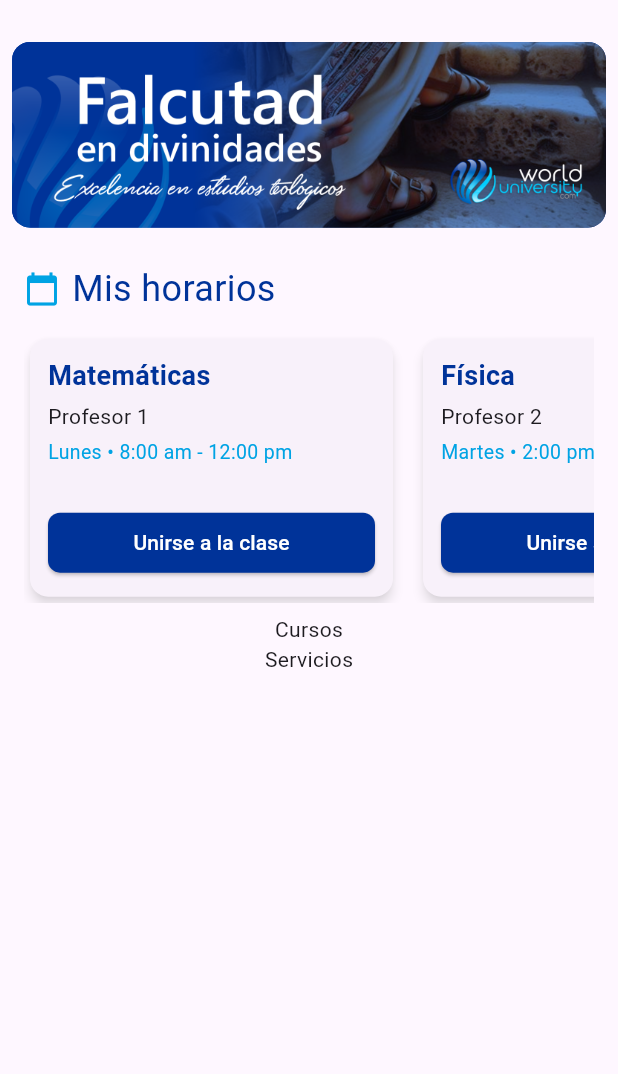
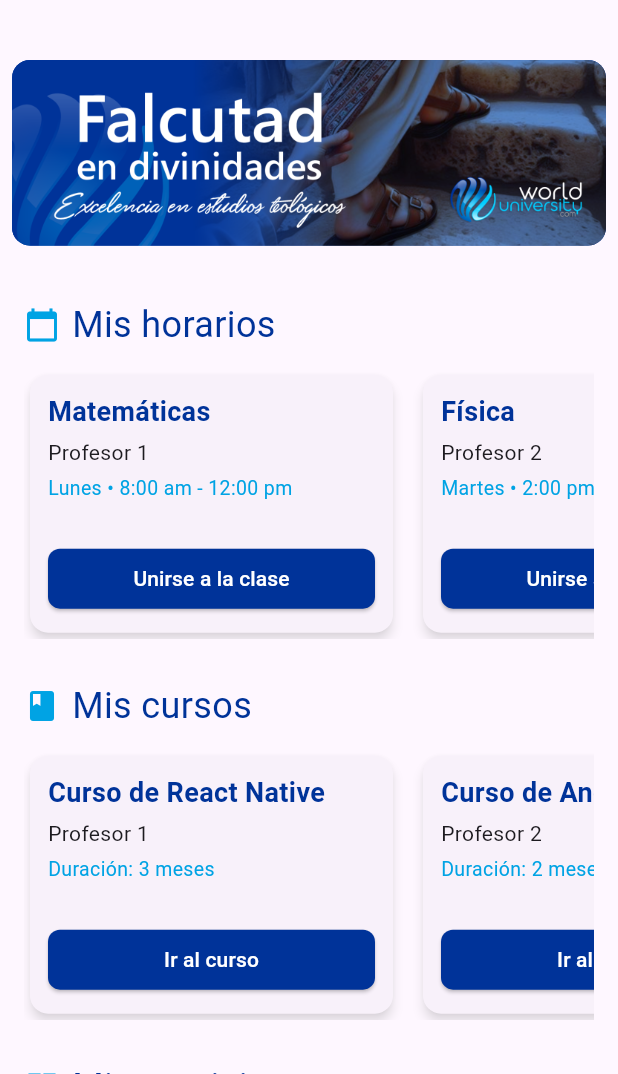
Before and after one commit to josefandino/wut-app-user, a Flutter app: the PanelScreen screen opened directly, on a phone screen of 412 x 824 dp, the part 162-1236 px from its top. Run offline on Flutter 3.47's test engine with Material 3 defaults, Android fonts, the phone set to English and light mode, and no system bars; our stand-ins replace bloc, equatable, flutter_bloc, formz, go_router.

Commit message:
Cretae services

```diff
--- a/lib/screens/panel/panel.dart
+++ b/lib/screens/panel/panel.dart
@@ -19,15 +19,22 @@ class _PanelScreenState extends State<PanelScreen> {
         backgroundColor: appColorScheme.primary,
         foregroundColor: appColorScheme.surfaceContainerHighest,
       ),
-      body: SingleChildScrollView(
+      body: SafeArea(
+        child: SingleChildScrollView(
           child: Column(
             children: [
               HeaderPanel(),
+              const SizedBox(height: 12),
               BannerPanel(),
+              const SizedBox(height: 12),
               SchedulePanel(),
+              const SizedBox(height: 12),
               CoursesPanel(),
+              const SizedBox(height: 12),
               ServicesPanel(),
+              const SizedBox(height: 12),
             ],
+          ),
         ),
       ),
     );
--- a/lib/widgets/panel/courses_courses.dart
+++ /dev/null
@@ -1,10 +0,0 @@
-import 'package:flutter/material.dart';
-
-class CoursesPanel extends StatelessWidget {
-  const CoursesPanel({super.key});
-
-  @override
-  Widget build(BuildContext context) {
-    return Container(child: Column(children: [Text('Cursos')]));
-  }
-}
--- /dev/null
+++ b/lib/widgets/panel/courses_panel.dart
@@ -0,0 +1,127 @@
+import 'package:flutter/material.dart';
+import 'package:wut_app_user/config/app-colors.dart';
+import 'package:wut_app_user/widgets/text/text.dart';
+
+class CoursesPanel extends StatelessWidget {
+  const CoursesPanel({super.key});
+
+  @override
+  Widget build(BuildContext context) {
+    final colors = appColorScheme;
+
+    return Container(
+      padding: const EdgeInsets.symmetric(horizontal: 16, vertical: 8),
+      child: Column(
+        crossAxisAlignment: CrossAxisAlignment.start,
+        children: [
+          Row(
+            children: [
+              Icon(Icons.book, size: 24, color: colors.secondary),
+              const SizedBox(width: 8),
+              TitleText(title: 'Mis cursos'),
+            ],
+          ),
+          const SizedBox(height: 12),
+          _listCardCourses(),
+        ],
+      ),
+    );
+  }
+
+  Widget _listCardCourses() {
+    final colors = appColorScheme;
+    final courses = [
+      {
+        'name': 'Curso de React Native',
+        'teacher': 'Profesor 1',
+        'duration': '3 meses',
+        'link': 'https://google.com',
+      },
+      {
+        'name': 'Curso de Angular',
+        'teacher': 'Profesor 2',
+        'duration': '2 meses',
+        'link': 'https://google.com',
+      },
+      {
+        'name': 'Curso de Flutter',
+        'teacher': 'Profesor 3',
+        'duration': '4 meses',
+        'link': 'https://google.com',
+      },
+      {
+        'name': 'Curso de NestJS',
+        'teacher': 'Profesor 4',
+        'duration': '5 meses',
+        'link': 'https://google.com',
+      },
+      {
+        'name': 'Curso de Python',
+        'teacher': 'Profesor 5',
+        'duration': '6 meses',
+        'link': 'https://google.com',
+      },
+    ];
+
+    return SizedBox(
+      height: 180,
+      child: ListView.builder(
+        scrollDirection: Axis.horizontal,
+        itemCount: courses.length,
+        itemBuilder: (context, index) {
+          return Container(
+            width: 250,
+            margin: const EdgeInsets.only(right: 12),
+            child: Card(
+              elevation: 3,
+              shadowColor: Colors.grey.withOpacity(0.4),
+              shape: RoundedRectangleBorder(
+                borderRadius: BorderRadius.circular(12),
+              ),
+              child: Padding(
+                padding: const EdgeInsets.all(12),
+                child: Column(
+                  crossAxisAlignment: CrossAxisAlignment.start,
+                  children: [
+                    TitleText(
+                      title: courses[index]['name'] as String,
+                      fontSize: 18,
+                      fontWeight: FontWeight.bold,
+                    ),
+                    const SizedBox(height: 4),
+                    Text(
+                      courses[index]['teacher'] as String,
+                      style: const TextStyle(fontSize: 14),
+                    ),
+                    const SizedBox(height: 4),
+                    Text(
+                      'Duración: ${courses[index]['duration']}',
+                      style: TextStyle(fontSize: 13, color: colors.secondary),
+                    ),
+                    const Spacer(),
+                    SizedBox(
+                      width: double.infinity,
+                      child: ElevatedButton(
+                        onPressed: () {
+                          // abrir enlace del curso
+                        },
+                        style: ElevatedButton.styleFrom(
+                          backgroundColor: colors.primary,
+                          foregroundColor: Colors.white,
+                          shape: RoundedRectangleBorder(
+                            borderRadius: BorderRadius.circular(8),
+                          ),
+                        ),
+                        child: const Text('Ir al curso'),
+                      ),
+                    ),
+                  ],
+                ),
+              ),
+            ),
+          );
+        },
+      ),
+    );
+  }
+}
--- a/lib/widgets/panel/panel_section.dart
+++ b/lib/widgets/panel/panel_section.dart
@@ -1,5 +1,5 @@
 export 'banner_panel.dart';
-export 'courses_courses.dart';
+export 'courses_panel.dart';
 export 'header_panel.dart';
 export 'schedule_panel.dart';
 export 'services_panel.dart';
--- a/lib/widgets/panel/services_panel.dart
+++ b/lib/widgets/panel/services_panel.dart
@@ -1,10 +1,95 @@
 import 'package:flutter/material.dart';
+import 'package:wut_app_user/config/app-colors.dart';
+import 'package:wut_app_user/widgets/text/text.dart';
 
 class ServicesPanel extends StatelessWidget {
   const ServicesPanel({super.key});
 
   @override
   Widget build(BuildContext context) {
-    return Container(child: Column(children: [Text('Servicios')]));
+    final colors = appColorScheme;
+
+    return Container(
+      padding: const EdgeInsets.symmetric(horizontal: 16, vertical: 8),
+      child: Column(
+        crossAxisAlignment: CrossAxisAlignment.start,
+        children: [
+          Row(
+            children: [
+              Icon(Icons.grid_view, size: 24, color: colors.secondary),
+              const SizedBox(width: 8),
+              TitleText(title: 'Mis servicios'),
+            ],
+          ),
+          const SizedBox(height: 12),
+          _listCardServices(),
+        ],
+      ),
+    );
+  }
+
+  Widget _listCardServices() {
+    final colors = appColorScheme;
+    final services = [
+      {'title': 'Mi aula', 'icon': Icons.computer, 'route': '/classroom'},
+      {
+        'title': 'Biblioteca virtual',
+        'icon': Icons.menu_book,
+        'route': '/library',
+      },
+      {'title': 'Mis mensajes', 'icon': Icons.message, 'route': '/messages'},
+      {'title': 'Matrícula', 'icon': Icons.assignment, 'route': '/enrollment'},
+      {'title': 'Mis pagos', 'icon': Icons.payment, 'route': '/payments'},
+      {
+        'title': 'Calendario académico',
+        'icon': Icons.calendar_month,
+        'route': '/calendar',
+      },
+      {'title': 'Mis calificaciones', 'icon': Icons.grade, 'route': '/grades'},
+    ];
+
+    return SizedBox(
+      height: 140,
+      child: ListView.builder(
+        scrollDirection: Axis.horizontal,
+        itemCount: services.length,
+        itemBuilder: (context, index) {
+          return Container(
+            width: 160,
+            margin: const EdgeInsets.only(right: 12),
+            child: InkWell(
+              onTap: () {
+                // Navegar a la ruta correspondiente
+                // context.go(services[index]['route'] as String);
+              },
+              borderRadius: BorderRadius.circular(12),
+              child: Container(
+                padding: const EdgeInsets.all(12),
+                decoration: BoxDecoration(
+                  border: Border.all(color: colors.secondary, width: 1),
+                  borderRadius: BorderRadius.circular(12),
+                ),
+                child: Column(
+                  mainAxisAlignment: MainAxisAlignment.center,
+                  children: [
+                    Icon(
+                      services[index]['icon'] as IconData,
+                      size: 40,
+                      color: colors.secondary,
+                    ),
+                    const SizedBox(height: 8),
+                    Text(
+                      services[index]['title'] as String,
+                      textAlign: TextAlign.center,
+                      style: const TextStyle(fontSize: 14),
+                    ),
+                  ],
+                ),
+              ),
+            ),
+          );
+        },
+      ),
+    );
   }
 }
```
Lines whose indentation alone changed are shown as unchanged.
